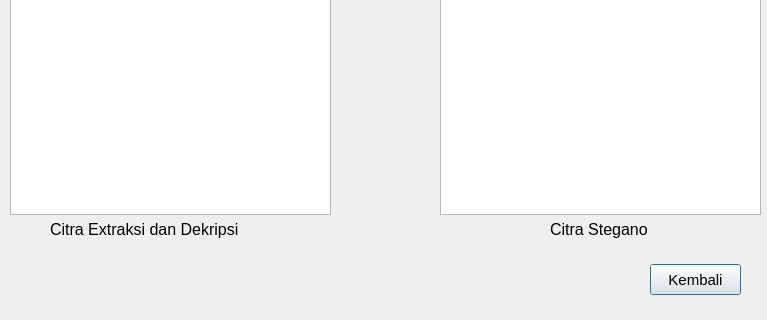
Before: the Qt Designer form ui/InputEkstraksiDanDekripsi.ui in distky/DCT-Permutation-Chaotic-Encryption, drawn with Qt 5; both pictures show x 0 to 767 and y 386 to 706 of the 767 by 706 pixel window.
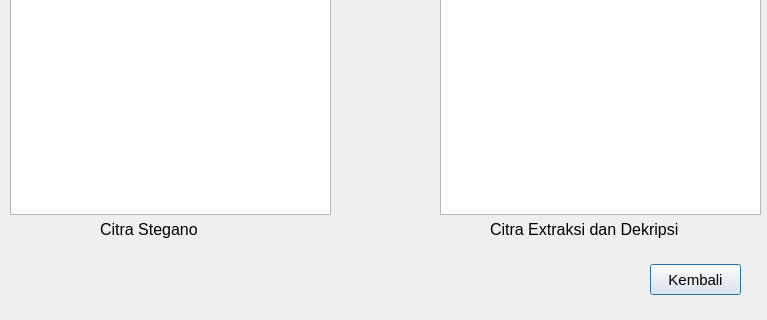
After: the same form once the commit is applied.

```diff
--- a/ui/InputEkstraksiDanDekripsi.ui
+++ b/ui/InputEkstraksiDanDekripsi.ui
@@ -256,7 +256,7 @@
   <widget class="QLabel" name="lblCitraSteganoview">
    <property name="geometry">
     <rect>
-     <x>550</x>
+     <x>100</x>
      <y>600</y>
      <width>141</width>
      <height>31</height>
@@ -284,7 +284,7 @@
   <widget class="QLabel" name="lblCitraExtract">
    <property name="geometry">
     <rect>
-     <x>50</x>
+     <x>490</x>
      <y>600</y>
      <width>251</width>
      <height>31</height>
```
